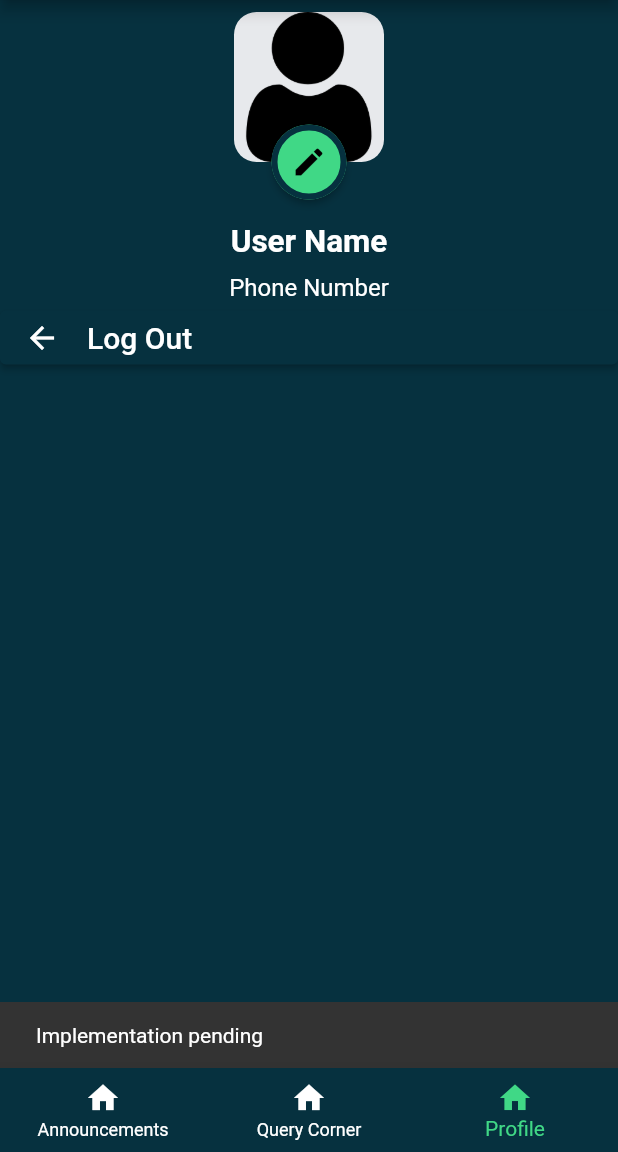
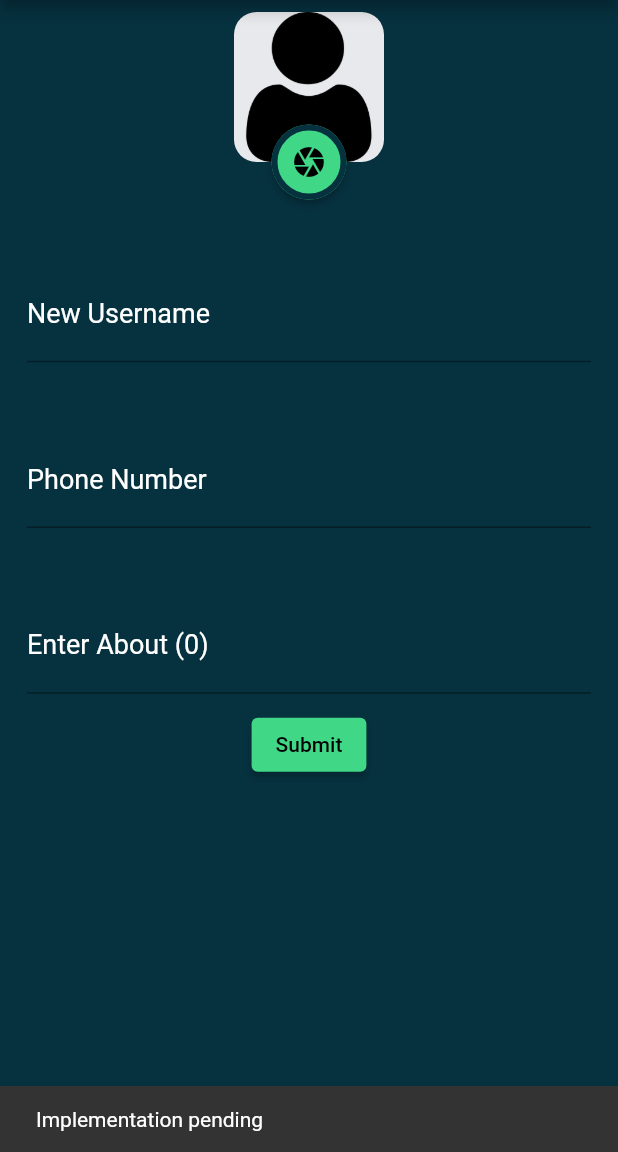
Before and after one commit to sanyam12/DSC-Connect, a Flutter app: the MyHomePage screen opened by its route, item 3 of the bottom bar chosen, after a tap on the "edit" icon, on a phone screen of 412 x 824 dp, the part 84-1236 px from its top. Run offline on Flutter 3.47's test engine with Material 2 defaults, Android fonts, the phone set to English and light mode, and no system bars; our stand-ins replace firebase_auth, firebase_core, flutter_signin_button; accounts and stored records are empty.

Commit message:
edit profile UI completed

```diff
--- a/dsc_connect/lib/main.dart
+++ b/dsc_connect/lib/main.dart
@@ -1,6 +1,7 @@
 import 'dart:math';
 
 import 'package:dsc_connect/pages/SignUpPage.dart';
+import 'package:dsc_connect/pages/home/profile/edit_profile.dart';
 import 'package:dsc_connect/pages/login.dart';
 import 'package:dsc_connect/utils/Routes.dart';
 import 'package:firebase_auth/firebase_auth.dart';
@@ -104,7 +105,8 @@ class _MyAppState extends State<MyApp> {
       routes: {
         MyRoutes.homeRoute: (context)=>const MyHomePage(),
         MyRoutes.loginRoute: (context)=>const LoginPage(),
-        MyRoutes.signupRoute: (context)=>const SignUpPage()
+        MyRoutes.signupRoute: (context)=>const SignUpPage(),
+        MyRoutes.editProfile: (context)=>const EditProfile()
       },
     );
   }
--- /dev/null
+++ b/dsc_connect/lib/pages/home/profile/edit_profile.dart
@@ -0,0 +1,188 @@
+import 'dart:developer';
+
+import 'package:flutter/material.dart';
+
+import '../../../utils/Routes.dart';
+
+class EditProfile extends StatefulWidget {
+  const EditProfile({Key? key}) : super(key: key);
+
+  @override
+  State<EditProfile> createState() => _EditProfileState();
+}
+
+class _EditProfileState extends State<EditProfile> {
+  final _usernameController = TextEditingController();
+  final _phoneNumberController = TextEditingController();
+  final _aboutController = TextEditingController();
+  final _formState = GlobalKey<FormState>();
+  int length = 200;
+
+  @override
+  void dispose() {
+    _usernameController.dispose();
+    _phoneNumberController.dispose();
+    _aboutController.dispose();
+    super.dispose();
+  }
+
+  @override
+  Widget build(BuildContext context) {
+    return Scaffold(
+        appBar: AppBar(
+          title: const Text("DSC Connect"),
+        ),
+        body: Column(
+          children: [
+            const Center(
+                child: ProfilePicEdit(
+              icon: Icon(Icons.camera),
+            )),
+            Form(
+                key: _formState,
+                child: Column(
+                  children: [
+                    Padding(
+                      padding: const EdgeInsets.fromLTRB(18.0, 38, 18, 10),
+                      child: TextFormField(
+                        style: const TextStyle(color: Colors.white),
+                        decoration: const InputDecoration(
+                          hintText: "Enter Username",
+                          labelStyle:
+                              TextStyle(color: Colors.white, fontSize: 18),
+                          hintStyle:
+                              TextStyle(color: Colors.white, fontSize: 18),
+                          errorStyle:
+                              TextStyle(color: Color(0xFFF7D9D9), fontSize: 16),
+                          label: Text("New Username"),
+                        ),
+                        validator: (value) {
+                          if (value == null || value.isEmpty) {
+                            return "Enter Username";
+                          }
+                          return null;
+                        },
+                        controller: _usernameController,
+                      ),
+                    ),
+                    Padding(
+                      padding: const EdgeInsets.fromLTRB(18.0, 38, 18, 10),
+                      child: TextFormField(
+                        style: const TextStyle(color: Colors.white),
+                        decoration: const InputDecoration(
+                          hintText: "Enter Phone Number",
+                          labelStyle:
+                              TextStyle(color: Colors.white, fontSize: 18),
+                          hintStyle:
+                              TextStyle(color: Colors.white, fontSize: 18),
+                          errorStyle:
+                              TextStyle(color: Color(0xFFF7D9D9), fontSize: 16),
+                          label: Text("Phone Number"),
+                        ),
+                        validator: (value) {
+                          if (value == null || value.isEmpty) {
+                            return "Enter Phone Number";
+                          }
+                          return null;
+                        },
+                        controller: _phoneNumberController,
+                      ),
+                    ),
+                    Padding(
+                      padding: const EdgeInsets.fromLTRB(18.0, 38, 18, 10),
+                      child: TextFormField(
+                        style: const TextStyle(color: Colors.white),
+                        decoration: InputDecoration(
+                          hintText: "Enter About",
+                          labelStyle:
+                            TextStyle(color: length-200<=0?Colors.white:Colors.red, fontSize: 18),
+                          hintStyle:
+                              const TextStyle(color: Colors.white, fontSize: 18),
+                          errorStyle:
+                              const TextStyle(color: Color(0xFFF7D9D9), fontSize: 16),
+                          label: Text(
+                              length<=200?"Enter About (${200-length})":"Enter About ${length-200}"
+                          ),
+                        ),
+                        validator: (value) {
+                          if (value == null || value.isEmpty) {
+                            return "Enter  About";
+                          } else if(value.length>200){
+                            return "About is too long";
+                          }
+                          return null;
+                        },
+                        controller: _aboutController,
+                        onChanged: (value)
+                        {
+                          setState(() {
+                            length = value.length;
+                          });
+                        },
+                      ),
+                    ),
+                    ElevatedButton(
+                        onPressed: () {
+                          _formState.currentState!.validate();
+                        },
+                        child: const Text("Submit")
+                    )
+                  ],
+                ))
+          ],
+        ));
+  }
+}
+
+class ProfilePicEdit extends StatelessWidget {
+  final Icon icon;
+
+  const ProfilePicEdit({Key? key, required this.icon}) : super(key: key);
+
+  editProfile(BuildContext context) {
+    ScaffoldMessenger.of(context)
+        .showSnackBar(const SnackBar(content: Text("Implementation pending")));
+  }
+
+  @override
+  Widget build(BuildContext context) {
+    return Padding(
+      padding: const EdgeInsets.all(8.0),
+      child: SizedBox(
+        width: 100,
+        height: 125,
+        child: Stack(children: [
+          Container(
+              decoration: const BoxDecoration(
+                  color: Color(0xFFE7E9EC),
+                  borderRadius: BorderRadius.all(Radius.circular(15))),
+              width: 100,
+              height: 100,
+              child: Image.asset(
+                "assets/images/user.png",
+              )),
+          Row(
+            mainAxisAlignment: MainAxisAlignment.center,
+            children: [
+              Column(
+                mainAxisAlignment: MainAxisAlignment.end,
+                children: [
+                  ElevatedButton(
+                      onPressed: () {
+                        editProfile(context);
+                      },
+                      style: ElevatedButton.styleFrom(
+                          shape: const CircleBorder(
+                              side: BorderSide(
+                                  color: Color(0xFF06313F), width: 4)),
+                          minimumSize: const Size(50, 50)),
+                      child: icon),
+                ],
+              ),
+            ],
+          )
+        ]),
+      ),
+    );
+  }
+}
--- a/dsc_connect/lib/pages/home/profile_page.dart
+++ b/dsc_connect/lib/pages/home/profile_page.dart
@@ -1,3 +1,4 @@
+import 'package:dsc_connect/utils/Routes.dart';
 import 'package:flutter/material.dart';
 
 class ProfilePage extends StatefulWidget {
@@ -11,14 +12,14 @@ class _ProfilePageState extends State<ProfilePage> {
 
   @override
   Widget build(BuildContext context) {
-    return SingleChildScrollView(
-      child: SizedBox(
+    return SizedBox(
       width: double.infinity,
       child: Column(
         children: [
-
-            const ProfilePic(),
-
+          const Padding(
+            padding: EdgeInsets.fromLTRB(0,20.0,0,0),
+            child: ProfilePic(icon: Icon(Icons.edit)),
+          ),
           const Padding(
             padding: EdgeInsets.all(8.0),
             child: Text(
@@ -26,40 +27,121 @@ class _ProfilePageState extends State<ProfilePage> {
               style: TextStyle(
                   fontSize: 21,
                   color: Colors.white,
-                  fontWeight: FontWeight.bold
+                  fontWeight: FontWeight.bold),
             ),
+          ),
+          const Padding(
+            padding: EdgeInsets.fromLTRB(0,1.0,0,0),
+            child: Text(
+              "Phone Number",
+              style: TextStyle(color: Colors.white, fontSize: 16),
             ),
           ),
 
-            const Text(
-              "Phone Number",
+          Expanded(
+            child: Column(
+              mainAxisAlignment: MainAxisAlignment.spaceEvenly,
+              children: [
+                Padding(
+                  padding: const EdgeInsets.fromLTRB(22.0, 0, 0, 0),
+                  child: Row(
+                    children: const [
+                      Text(
+                        "About: - ",
                         style: TextStyle(
+                            fontWeight: FontWeight.bold,
                             color: Colors.white,
-                fontSize: 16
+                            fontSize: 18),
+                      ),
+                      Expanded(
+                        child: Text(
+                          "User's about here...",
+                          maxLines: 3,
+                          overflow: TextOverflow.ellipsis,
+                          softWrap: false,
+                          style: TextStyle(color: Colors.white, fontSize: 18),
                         ),
                       ),
-
-
-
-            LogOutButton()
-
-
+                    ],
+                  ),
+                ),
+                Padding(
+                  padding: const EdgeInsets.fromLTRB(22.0, 20, 0, 0),
+                  child: Row(
+                    children: const [
+                      Text(
+                        "Mail: - ",
+                        style: TextStyle(
+                            fontWeight: FontWeight.bold,
+                            color: Colors.white,
+                            fontSize: 18),
+                      ),
+                      Expanded(
+                        child: Text(
+                          "User's Mail here...",
+                          maxLines: 1,
+                          overflow: TextOverflow.ellipsis,
+                          style: TextStyle(color: Colors.white, fontSize: 18),
+                        ),
+                      ),
 
                     ],
                   ),
                 ),
+
+                Column(
+                  children: [
+                    ProfilePageButtons().build(context, "Manage Social Media links", const Icon(Icons.arrow_back, color: Colors.white), (){}),
+                    ProfilePageButtons().build(context, "Terms and Conditions", const Icon(Icons.arrow_back, color: Colors.white,), (){}),
+                    ProfilePageButtons().build(context, "Contact Us", const Icon(Icons.arrow_back, color: Colors.white,), (){}),
+                    ProfilePageButtons().build(context, "Change Password", const Icon(Icons.arrow_back, color: Colors.white,), (){}),
+                    ProfilePageButtons().build(context, "Log Out", const Icon(Icons.arrow_back, color: Colors.white,), (){}),
+                  ],
+                )
+              ],
+            ),
+          )
+
+        ],
+      ),
     );
   }
-
 }
 
+class ProfilePageButtons {
+
+  Widget build(BuildContext context, String buttonTitle, Icon icon, Function() function) {
+    return ElevatedButton(
+      onPressed: () {function();},
+      style: ElevatedButton.styleFrom(backgroundColor: const Color(0xFF06313f)),
+      child: Row(
+        children: [
+          icon,
+          Padding(
+            padding: const EdgeInsets.fromLTRB(18.0, 15, 0, 15),
+            child: Text(
+              buttonTitle,
+              style: const TextStyle(color: Colors.white, fontSize: 20),
+            ),
+          ),
+        ],
+      ),
+    );
+  }
+}
+
+
 class ProfilePic extends StatelessWidget {
-  const ProfilePic({Key? key}) : super(key: key);
+  final Icon icon;
+  const ProfilePic({
+    Key? key,
+    required this.icon
+  }) : super(key: key);
 
   editProfile(BuildContext context) {
-    ScaffoldMessenger.of(context).showSnackBar(
-        const SnackBar(content: Text("Implementation pending"))
-    );
+    ScaffoldMessenger.of(context)
+        .showSnackBar(const SnackBar(content: Text("Implementation pending")));
+    Navigator.pushNamed(context, MyRoutes.editProfile);
   }
 
   @override
@@ -69,20 +151,16 @@ class ProfilePic extends StatelessWidget {
       child: SizedBox(
         width: 100,
         height: 125,
-        child: Stack(
-            children: [
+        child: Stack(children: [
           Container(
               decoration: const BoxDecoration(
                   color: Color(0xFFE7E9EC),
-                      borderRadius: BorderRadius.all(Radius.circular(15))
-                  ),
+                  borderRadius: BorderRadius.all(Radius.circular(15))),
               width: 100,
               height: 100,
               child: Image.asset(
                 "assets/images/user.png",
-                  )
-              ),
-
+              )),
           Row(
             mainAxisAlignment: MainAxisAlignment.center,
             children: [
@@ -90,16 +168,15 @@ class ProfilePic extends StatelessWidget {
                 mainAxisAlignment: MainAxisAlignment.end,
                 children: [
                   ElevatedButton(
-                        onPressed: (){
+                    onPressed: () {
                       editProfile(context);
                     },
                     style: ElevatedButton.styleFrom(
                         shape: const CircleBorder(
-                                side: BorderSide(color: Color(0xFF06313F), width: 4)
-                            ),
-                            minimumSize: const Size(50, 50)
-                        ),
-                        child: const Icon(Icons.edit),
+                            side:
+                                BorderSide(color: Color(0xFF06313F), width: 4)),
+                        minimumSize: const Size(50, 50)),
+                    child: icon
                   ),
                 ],
               ),
@@ -118,15 +195,16 @@ class LogOutButton extends StatelessWidget {
   @override
   Widget build(BuildContext context) {
     return ElevatedButton(
-      onPressed: (){},
-      style: ElevatedButton.styleFrom(
-          backgroundColor: const Color(0xFF06313f)
-      ),
+      onPressed: () {},
+      style: ElevatedButton.styleFrom(backgroundColor: const Color(0xFF06313f)),
       child: Row(
         children: const [
-          Icon(Icons.arrow_back, color: Colors.white,),
+          Icon(
+            Icons.arrow_back,
+            color: Colors.white,
+          ),
           Padding(
-            padding: EdgeInsets.fromLTRB(18.0,0,0,0),
+            padding: EdgeInsets.fromLTRB(18.0, 15, 0, 15),
             child: Text(
               "Log Out",
               style: TextStyle(color: Colors.white, fontSize: 20),
@@ -137,3 +215,90 @@ class LogOutButton extends StatelessWidget {
     );
   }
 }
+
+class ChangePassword extends StatelessWidget {
+  const ChangePassword({Key? key}) : super(key: key);
+
+  @override
+  Widget build(BuildContext context) {
+    return ElevatedButton(
+      onPressed: () {
+
+      },
+      style: ElevatedButton.styleFrom(backgroundColor: const Color(0xFF06313f)),
+      child: Row(
+        children: const [
+          Icon(
+            Icons.arrow_back,
+            color: Colors.white,
+          ),
+          Padding(
+            padding: EdgeInsets.fromLTRB(18.0, 15, 0, 15),
+            child: Text(
+              "Change Password",
+              style: TextStyle(color: Colors.white, fontSize: 20),
+            ),
+          ),
+        ],
+      ),
+    );
+  }
+}
+
+class TermsAndConditions extends StatelessWidget {
+  const TermsAndConditions({Key? key}) : super(key: key);
+
+  @override
+  Widget build(BuildContext context) {
+    return ElevatedButton(
+      onPressed: () {
+
+      },
+      style: ElevatedButton.styleFrom(backgroundColor: const Color(0xFF06313f)),
+      child: Row(
+        children: const [
+          Icon(
+            Icons.arrow_back,
+            color: Colors.white,
+          ),
+          Padding(
+            padding: EdgeInsets.fromLTRB(18.0, 15, 0, 15),
+            child: Text(
+              "Terms and Conditions",
+              style: TextStyle(color: Colors.white, fontSize: 20),
+            ),
+          ),
+        ],
+      ),
+    );
+  }
+}
+
+class ContactUs extends StatelessWidget {
+  const ContactUs({Key? key}) : super(key: key);
+
+  @override
+  Widget build(BuildContext context) {
+    return ElevatedButton(
+      onPressed: () {
+
+      },
+      style: ElevatedButton.styleFrom(backgroundColor: const Color(0xFF06313f)),
+      child: Row(
+        children: const [
+          Icon(
+            Icons.arrow_back,
+            color: Colors.white,
+          ),
+          Padding(
+            padding: EdgeInsets.fromLTRB(18.0, 15, 0, 15),
+            child: Text(
+              "Contact Us",
+              style: TextStyle(color: Colors.white, fontSize: 20),
+            ),
+          ),
+        ],
+      ),
+    );
+  }
+}
--- a/dsc_connect/lib/pages/login.dart
+++ b/dsc_connect/lib/pages/login.dart
@@ -29,6 +29,7 @@ class _LoginPageState extends State<LoginPage> {
             .signInWithEmailAndPassword(
                 email: emailController.text, password: passwordController.text);
 
+        if(!mounted) return;
         await Navigator.pushNamedAndRemoveUntil(
             context, MyRoutes.homeRoute, (Route<dynamic> route) => false);
       } on FirebaseAuthException catch (e) {
--- a/dsc_connect/lib/utils/Routes.dart
+++ b/dsc_connect/lib/utils/Routes.dart
@@ -2,4 +2,5 @@ class MyRoutes{
   static String loginRoute = "/login";
   static String signupRoute = "/signup";
   static String homeRoute = "/home";
+  static String editProfile = "/profile/edit";
 }
```
Lines whose indentation alone changed are shown as unchanged.
